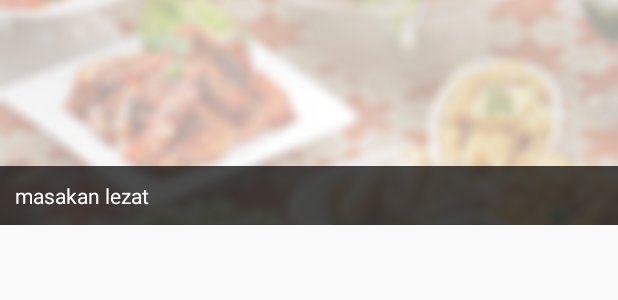
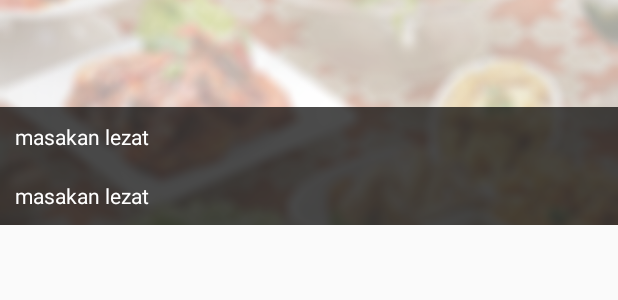
Before and after one commit to CodeMargonda/Resep-Ku, an Android app: the layout item_resep.xml on its own in the app's theme, with its tools: preview values and no code run, on a phone screen of 412 x 824 dp. Shown: the top 300 px of the screen. Run offline under Robolectric (Android 15) with nearby library versions, the phone set to English and light mode, and no system bars.

Commit message:
perubahan pada textview dalam item resep

```diff
--- a/app/src/main/res/layout/item_resep.xml
+++ b/app/src/main/res/layout/item_resep.xml
@@ -7,8 +7,7 @@
 
     <RelativeLayout
         android:layout_width="match_parent"
-        android:layout_height="150dp"
-    >
+        android:layout_height="150dp">
 
         <ImageView
             android:id="@id/imgGambar"
@@ -16,6 +15,12 @@
             android:layout_height="match_parent"
             android:scaleType="centerCrop"
             android:src="@drawable/bg_splash" />
+
+        <LinearLayout
+            android:layout_width="match_parent"
+            android:layout_height="wrap_content"
+            android:layout_alignParentBottom="true"
+            android:orientation="vertical">
 
             <TextView
                 android:id="@+id/tNama"
@@ -28,6 +33,19 @@
                 android:padding="10dp"
                 android:text="masakan lezat"
                 android:textColor="@android:color/white" />
+
+            <TextView
+                android:id="@+id/tNama2"
+                android:layout_width="match_parent"
+                android:layout_height="wrap_content"
+                android:layout_alignParentBottom="true"
+                android:layout_alignParentLeft="true"
+                android:layout_alignParentStart="true"
+                android:background="@color/darkoverlay"
+                android:padding="10dp"
+                android:text="masakan lezat"
+                android:textColor="@android:color/white" />
+        </LinearLayout>
     </RelativeLayout>
 
 </LinearLayout>
```
Lines whose indentation alone changed are shown as unchanged.
